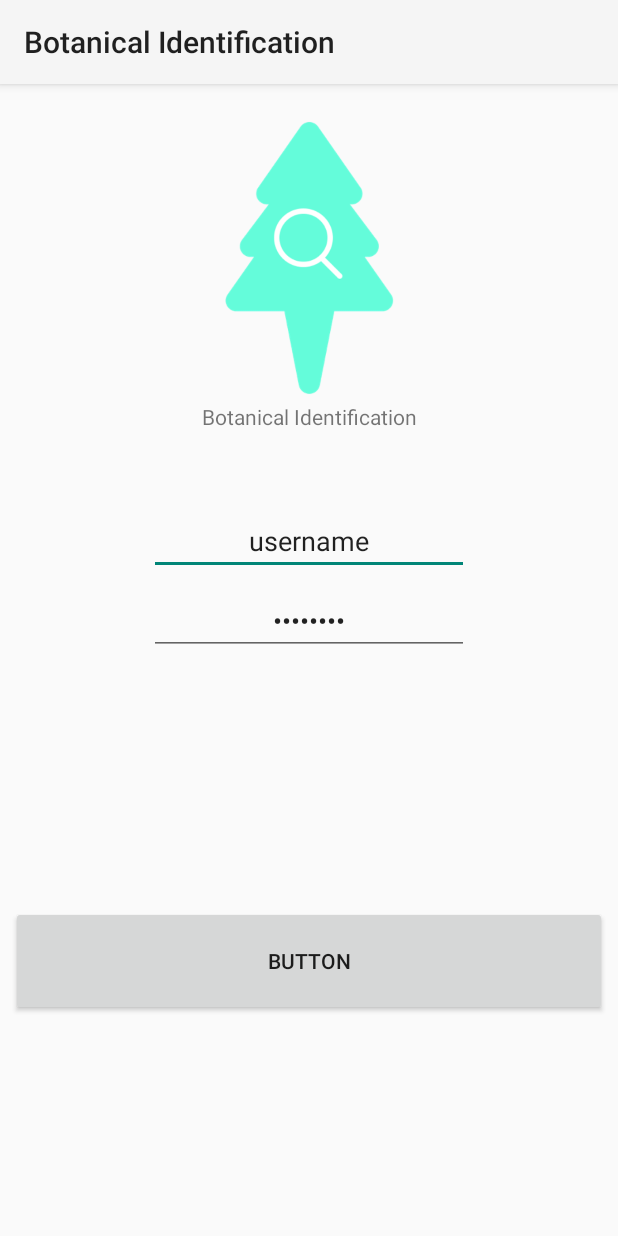
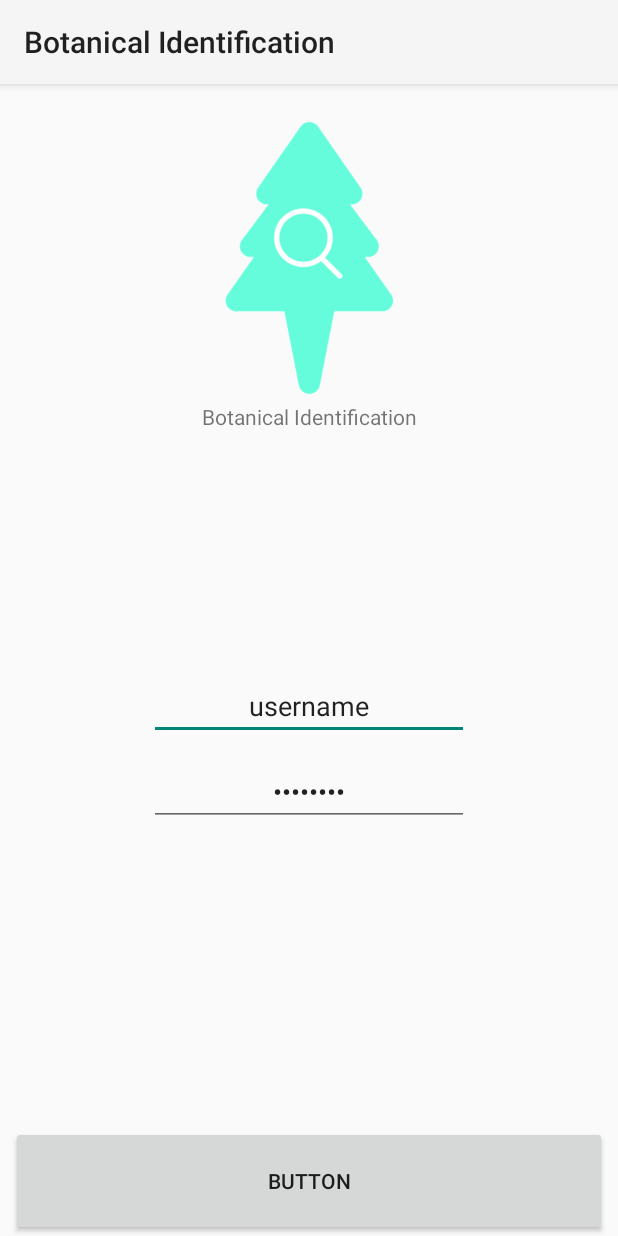
Before and after one commit to bintangsofyan/BotanicalIdentification, an Android app: the screen it shows after launch (MainActivity), on a phone screen of 412 x 824 dp. Run offline under Robolectric (Android 15) with nearby library versions, the phone set to English and light mode, and no system bars.

Commit message:
add login.xml

```diff
--- a/app/src/main/res/layout/login.xml
+++ b/app/src/main/res/layout/login.xml
@@ -27,7 +27,7 @@
         android:id="@+id/editText3"
         android:layout_width="wrap_content"
         android:layout_height="wrap_content"
-        android:layout_marginTop="50dp"
+        android:layout_marginTop="160dp"
         android:ems="10"
         android:gravity="center"
         android:inputType="textPersonName"
@@ -40,7 +40,7 @@
         android:id="@+id/editText4"
         android:layout_width="wrap_content"
         android:layout_height="wrap_content"
-        android:layout_marginTop="8dp"
+        android:layout_marginTop="12dp"
         android:ems="10"
         android:gravity="center"
         android:inputType="textPassword"
@@ -55,9 +55,11 @@
         android:layout_height="73dp"
         android:layout_marginTop="167dp"
         android:text="Button"
-        app:layout_constraintHorizontal_bias="0.486"
+        app:layout_constraintBottom_toBottomOf="parent"
+        app:layout_constraintHorizontal_bias="0.506"
         app:layout_constraintLeft_toLeftOf="parent"
         app:layout_constraintRight_toRightOf="parent"
-        app:layout_constraintTop_toBottomOf="@+id/editText4" />
+        app:layout_constraintTop_toBottomOf="@+id/editText4"
+        app:layout_constraintVertical_bias="1.0" />
 
 </android.support.constraint.ConstraintLayout>
```
